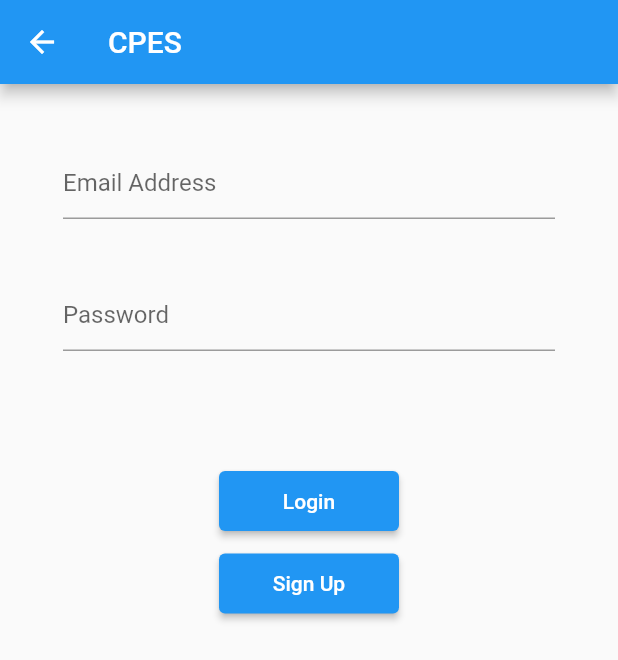
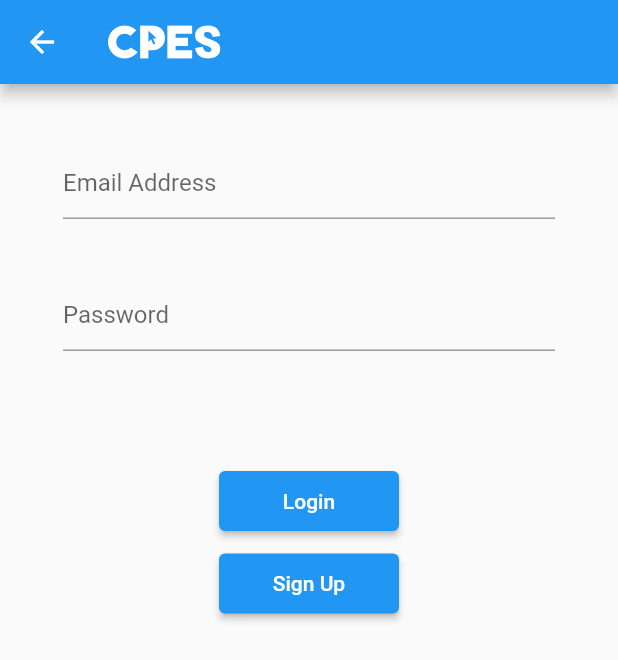
Before and after one commit to dmakwt/flutter_course_chat_app_starter, a Flutter app: the AuthScreen screen opened directly, on a phone screen of 412 x 824 dp. Shown: the top 660 px of the screen. Run offline on Flutter 3.47's test engine with Material 2 defaults, Android fonts, the phone set to English and light mode, and no system bars; our stand-ins replace firebase_auth, flutter_svg; accounts and stored records are empty.

Commit message:
Update auth_screen

```diff
--- a/lib/screens/auth_screen.dart
+++ b/lib/screens/auth_screen.dart
@@ -1,5 +1,6 @@
 import 'package:flutter/material.dart';
 import 'package:flutter_course_chat_app_starter/controller/auth.dart';
+import 'package:flutter_svg/svg.dart';
 
 class AuthScreen extends StatefulWidget {
   const AuthScreen({Key? key}) : super(key: key);
@@ -25,36 +26,31 @@ class _AuthScreenState extends State<AuthScreen> {
   Widget build(BuildContext context) {
     return Scaffold(
       appBar: AppBar(
-        title: const Text('CPES'),
+        title: SvgPicture.asset(
+          'assets/cpes.svg',
+          width: 75,
+        ),
       ),
       body: Padding(
         padding: const EdgeInsets.all(32.0),
-        child: Form(
-          key: _formKey,
         child: SingleChildScrollView(
           child: Column(
             children: [
               Container(
                 padding: EdgeInsets.all(10),
-                  child: TextFormField(
+                child: TextField(
                   controller: _emailController,
                   decoration: const InputDecoration(
                     border: UnderlineInputBorder(),
                     hintText: 'Email Address',
                   ),
                   keyboardType: TextInputType.emailAddress,
-                    validator: (String? value) {
-                      if (value == null || value.isEmpty) {
-                        return 'Email Required';
-                      }
-                      return null;
-                    },
                 ),
               ),
               Container(height: 20),
               Container(
                 padding: EdgeInsets.all(10),
-                  child: TextFormField(
+                child: TextField(
                   controller: _passwordController,
                   decoration: const InputDecoration(
                     border: UnderlineInputBorder(),
@@ -62,12 +58,6 @@ class _AuthScreenState extends State<AuthScreen> {
                   ),
                   obscureText: true,
                   keyboardType: TextInputType.visiblePassword,
-                    validator: (String? value) {
-                      if (value == null || value.isEmpty) {
-                        return 'Password Required';
-                      }
-                      return null;
-                    },
                 ),
               ),
               Container(height: 70),
@@ -106,7 +96,6 @@ class _AuthScreenState extends State<AuthScreen> {
           ),
         ),
       ),
-      ),
     );
   }
 }
```
Lines whose indentation alone changed are shown as unchanged.
